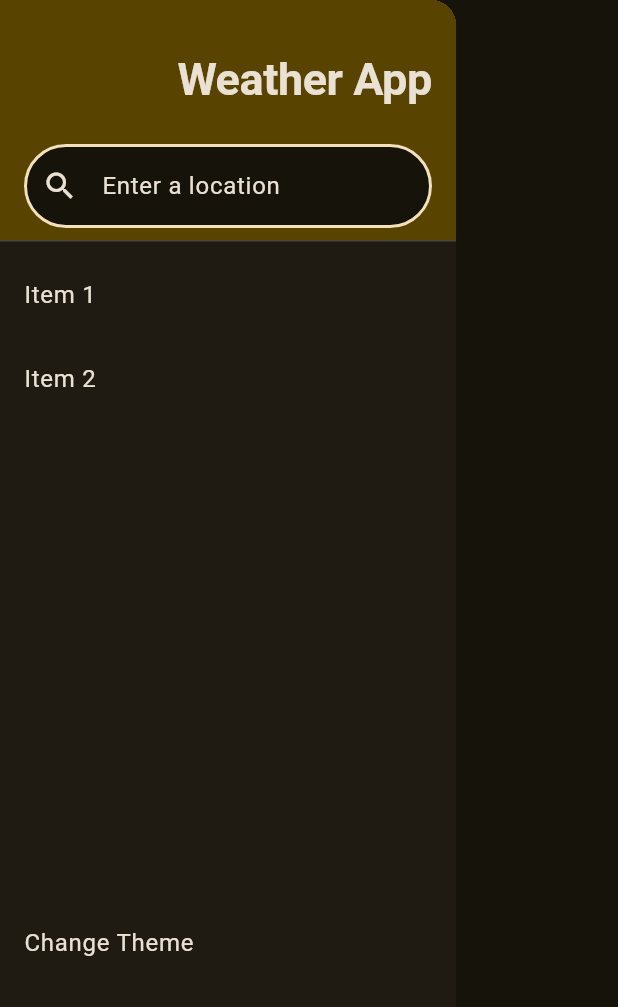
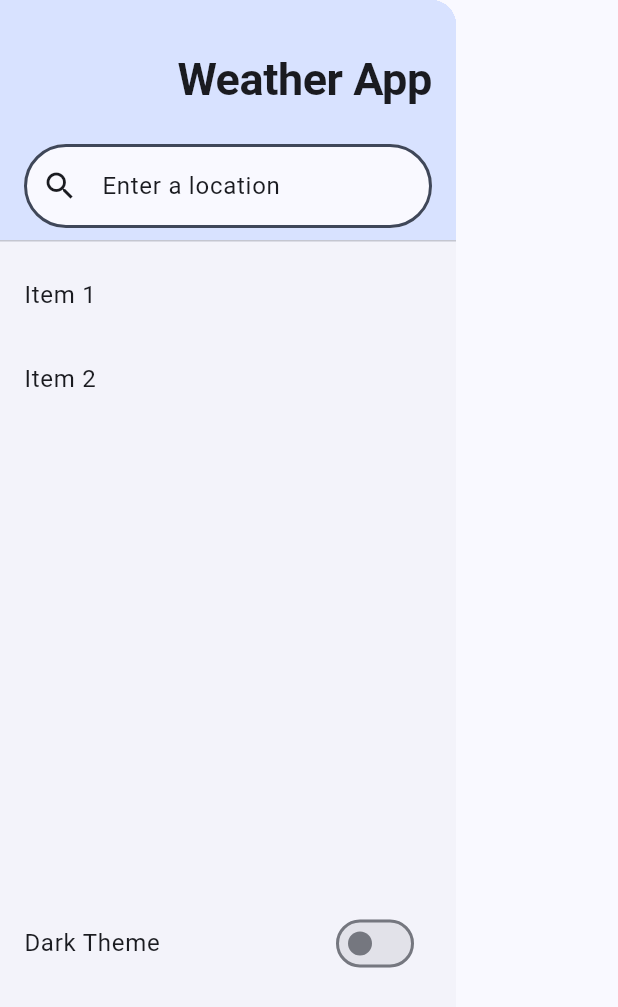
Before and after one commit to MartinBal97/WeatherApp_with_FlutterHooks, a Flutter app: the DrawerHomeScreen widget shown alone on an empty page, opened directly, on a phone screen of 412 x 824 dp. Shown: the top 1007 px of the screen. Run offline on Flutter 3.47's test engine with Material 3 defaults, Android fonts, the phone set to English and light mode, and no system bars; our stand-ins replace dio, flutter_dotenv, flutter_hooks, geocoding, geolocator, hooks_riverpod and 1 more; missing offline and left inert: geolocator_platform_interface; generated files the repository leaves out were written again.

Commit message:
changes on ui

```diff
--- a/lib/core/theme/app_theme.dart
+++ b/lib/core/theme/app_theme.dart
@@ -1,4 +1,3 @@
-import 'package:flutter/cupertino.dart';
 import 'package:flutter/material.dart';
 
 /* const Color purple500 = Color(0xFF7b147b);
@@ -46,7 +45,7 @@ class AppTheme {
 
   ThemeData getTheme() => ThemeData(
         brightness: isDarkmode ? Brightness.dark : Brightness.light,
-        colorSchemeSeed: CupertinoColors.systemYellow,
+        colorSchemeSeed: seedColor,
         // fontFamily: 'Geist', //* Ver si la quitamos
         textTheme: _textTheme,
       );
--- a/lib/core/theme/theme_manager.dart
+++ b/lib/core/theme/theme_manager.dart
@@ -6,7 +6,7 @@ part 'theme_manager.g.dart';
 @riverpod
 class DarkMode extends _$DarkMode {
   @override
-  bool build() => true;
+  bool build() => false;
 
   void changeThemeMode() {
     state = !state;
--- a/lib/main.dart
+++ b/lib/main.dart
@@ -1,14 +1,8 @@
-import 'dart:developer';
-
 import 'package:flutter/material.dart';
 import 'package:flutter_dotenv/flutter_dotenv.dart';
-import 'package:flutter_hooks/flutter_hooks.dart';
-import 'package:geocoding/geocoding.dart';
 import 'package:hooks_riverpod/hooks_riverpod.dart';
-import 'package:weatherapp_with_flutterhooks/core/constants/sizes.dart';
 import 'package:weatherapp_with_flutterhooks/core/theme/app_theme.dart';
 import 'package:weatherapp_with_flutterhooks/core/theme/theme_manager.dart';
-import 'package:weatherapp_with_flutterhooks/data/repositories/weather_repo.dart';
 import 'package:weatherapp_with_flutterhooks/presentation/screens/home_screen.dart';
 
 Future<void> main() async {
@@ -34,90 +28,3 @@ class MainApp extends ConsumerWidget {
     );
   }
 }
-
-class DrawerHomeScreen extends HookConsumerWidget {
-  const DrawerHomeScreen({super.key});
-
-  @override
-  Widget build(BuildContext context, WidgetRef ref) {
-    final searchController = useTextEditingController();
-    final input = useState('Madrid');
-
-    void onEditingComplete() {
-      input.value = searchController.text;
-      FocusScope.of(context).unfocus();
-
-      try {
-        final AsyncValue<Location> locationAsync = ref.watch(
-          getLatLongFromAddressProvider(input.value),
-        );
-      } catch (e) {
-        log('Hubo un error $e');
-      }
-
-      log('Buscando: ${input.value}');
-    }
-
-    return Drawer(
-      child: ListView(
-        padding: EdgeInsets.zero,
-        children: [
-          DrawerHeader(
-            decoration: BoxDecoration(
-              color: context.primaryContainer,
-            ),
-            child: Column(
-              mainAxisAlignment: MainAxisAlignment.end,
-              crossAxisAlignment: CrossAxisAlignment.end,
-              children: [
-                Text(
-                  'Weather App',
-                  style: context.s30w7,
-                ),
-                gapH24,
-                TextField(
-                  controller: searchController,
-                  decoration: InputDecoration(
-                    labelText: 'Enter a location',
-                    labelStyle: TextStyle(color: context.onSurface),
-                    floatingLabelBehavior: FloatingLabelBehavior.never,
-                    filled: true,
-                    fillColor: context.surface,
-                    focusedBorder: OutlineInputBorder(
-                      borderRadius: BorderRadius.circular(50),
-                      borderSide: BorderSide(color: context.primary, width: 2),
-                    ),
-                    enabledBorder: OutlineInputBorder(
-                      borderRadius: BorderRadius.circular(50),
-                      borderSide: BorderSide(color: context.onSecondaryContainer, width: 2),
-                    ),
-                    prefixIcon: Icon(Icons.search, color: context.onSurface),
-                    contentPadding: EdgeInsets.symmetric(vertical: 16, horizontal: 20),
-                  ),
-                  onEditingComplete: onEditingComplete,
-                ),
-              ],
-            ),
-          ),
-          ListTile(
-            title: Text('Item 1'),
-            onTap: () => Navigator.pop(context),
-          ),
-          ListTile(
-            title: Text('Item 2'),
-            onTap: () => Navigator.pop(context),
-          ),
-          gapH64,
-          gapH64,
-          gapH64,
-          gapH64,
-          gapH64,
-          ListTile(
-            title: Text('Change Theme'),
-            onTap: () => ref.read(darkModeProvider.notifier).changeThemeMode(),
-          ),
-        ],
-      ),
-    );
-  }
-}
--- /dev/null
+++ b/lib/presentation/common_widgets/drawer_home.dart
@@ -0,0 +1,99 @@
+import 'dart:developer';
+
+import 'package:flutter/material.dart';
+import 'package:flutter_hooks/flutter_hooks.dart';
+import 'package:geocoding/geocoding.dart';
+import 'package:hooks_riverpod/hooks_riverpod.dart';
+import 'package:weatherapp_with_flutterhooks/core/constants/sizes.dart';
+import 'package:weatherapp_with_flutterhooks/core/theme/app_theme.dart';
+import 'package:weatherapp_with_flutterhooks/core/theme/theme_manager.dart';
+import 'package:weatherapp_with_flutterhooks/data/repositories/weather_repo.dart';
+
+class DrawerHomeScreen extends HookConsumerWidget {
+  const DrawerHomeScreen({super.key});
+
+  @override
+  Widget build(BuildContext context, WidgetRef ref) {
+    final searchController = useTextEditingController();
+    final input = useState('Madrid');
+
+    void onEditingComplete() {
+      input.value = searchController.text;
+      FocusScope.of(context).unfocus();
+
+      try {
+        final AsyncValue<Location> locationAsync = ref.watch(
+          getLatLongFromAddressProvider(input.value),
+        );
+      } catch (e) {
+        log('Hubo un error $e');
+      }
+
+      log('Buscando: ${input.value}');
+    }
+
+    return Drawer(
+      child: ListView(
+        padding: EdgeInsets.zero,
+        children: [
+          DrawerHeader(
+            decoration: BoxDecoration(
+              color: context.primaryContainer,
+            ),
+            child: Column(
+              mainAxisAlignment: MainAxisAlignment.end,
+              crossAxisAlignment: CrossAxisAlignment.end,
+              children: [
+                Text(
+                  'Weather App',
+                  style: context.s30w7,
+                ),
+                gapH24,
+                TextField(
+                  controller: searchController,
+                  decoration: InputDecoration(
+                    labelText: 'Enter a location',
+                    labelStyle: TextStyle(color: context.onSurface),
+                    floatingLabelBehavior: FloatingLabelBehavior.never,
+                    filled: true,
+                    fillColor: context.surface,
+                    focusedBorder: OutlineInputBorder(
+                      borderRadius: BorderRadius.circular(50),
+                      borderSide: BorderSide(color: context.primary, width: 2),
+                    ),
+                    enabledBorder: OutlineInputBorder(
+                      borderRadius: BorderRadius.circular(50),
+                      borderSide: BorderSide(color: context.onSecondaryContainer, width: 2),
+                    ),
+                    prefixIcon: Icon(Icons.search, color: context.onSurface),
+                    contentPadding: EdgeInsets.symmetric(vertical: 16, horizontal: 20),
+                  ),
+                  onEditingComplete: onEditingComplete,
+                ),
+              ],
+            ),
+          ),
+          ListTile(
+            title: Text('Item 1'),
+            onTap: () => Navigator.pop(context),
+          ),
+          ListTile(
+            title: Text('Item 2'),
+            onTap: () => Navigator.pop(context),
+          ),
+          gapH64,
+          gapH64,
+          gapH64,
+          gapH64,
+          gapH64,
+          SwitchListTile(
+            value: ref.watch(darkModeProvider),
+            onChanged: (_) => ref.read(darkModeProvider.notifier).changeThemeMode(),
+            title: Text('Dark Theme'),
+            activeColor: Colors.green,
+          ),
+        ],
+      ),
+    );
+  }
+}
```
Also changed, not shown: lib/presentation/screens/home_screen.dart (+78 -20 lines), lib/core/theme/theme_manager.g.dart.
